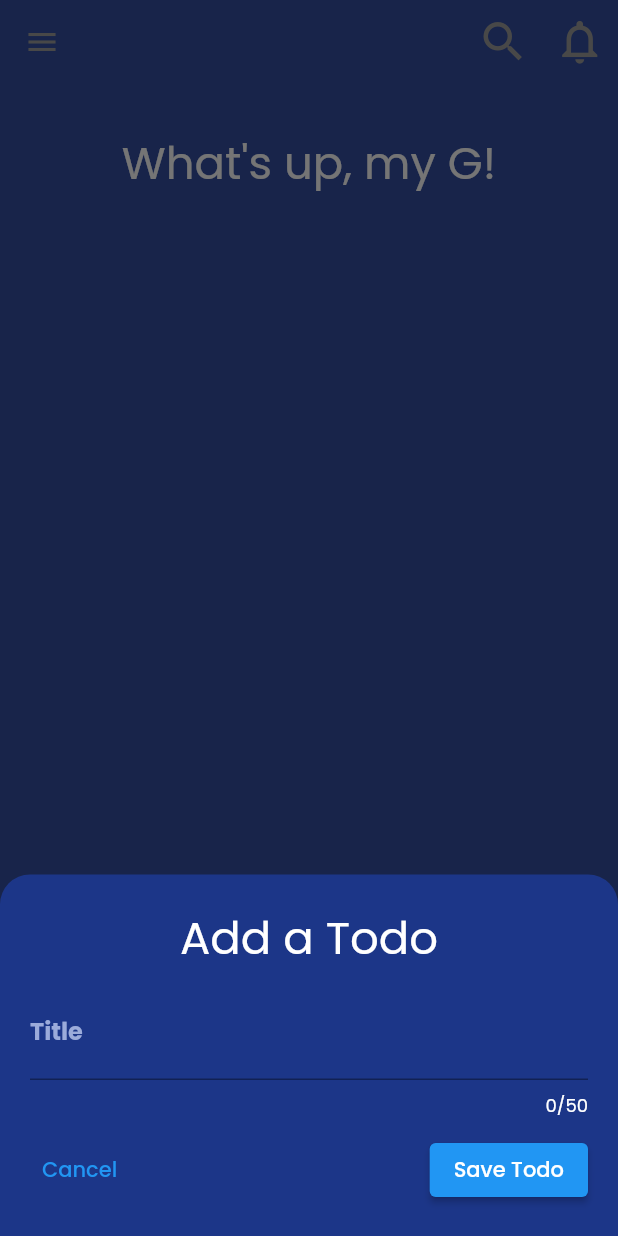
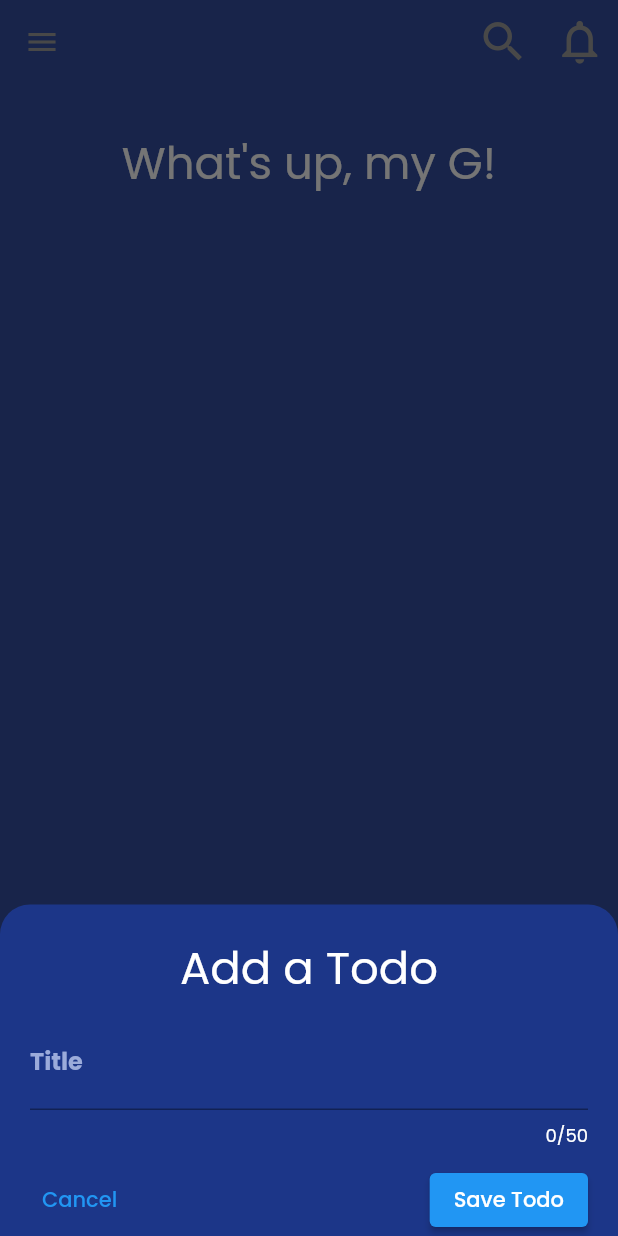
Before and after one commit to Deekshanta-818/todo-app, a Flutter app: the screen it shows after launch, after a tap on the "add" icon, on a phone screen of 412 x 824 dp. Run offline on Flutter 3.47's test engine with Material 2 defaults, Android fonts, the phone set to English and light mode, and no system bars; our stand-ins replace device_preview, google_fonts.

Commit message:
improved overlay

```diff
--- a/lib/widgets/overlay.dart
+++ b/lib/widgets/overlay.dart
@@ -17,8 +17,9 @@ class OverlaySheet extends StatelessWidget {
 
   @override
   Widget build(BuildContext context) {
-    return Padding(
-      padding: const EdgeInsets.all(20),
+    return SingleChildScrollView( // Wrap with SingleChildScrollView
+      child: Padding(
+        padding:  EdgeInsets.only(top: 20, left: 20, right:20, bottom: MediaQuery.of(context).viewInsets.bottom),
         child: Column(
           mainAxisSize: MainAxisSize.min,
           children: [
@@ -66,6 +67,7 @@ class OverlaySheet extends StatelessWidget {
             ),
           ],
         ),
+      ),
     );
   }
 }
```
Also changed, not shown: pubspec.yaml (+22 -4 lines), assets/images/todo.jpg (added), assets/images/ty.png (added), pubspec.lock, 1 other file. Lines whose indentation alone changed are shown as unchanged.
